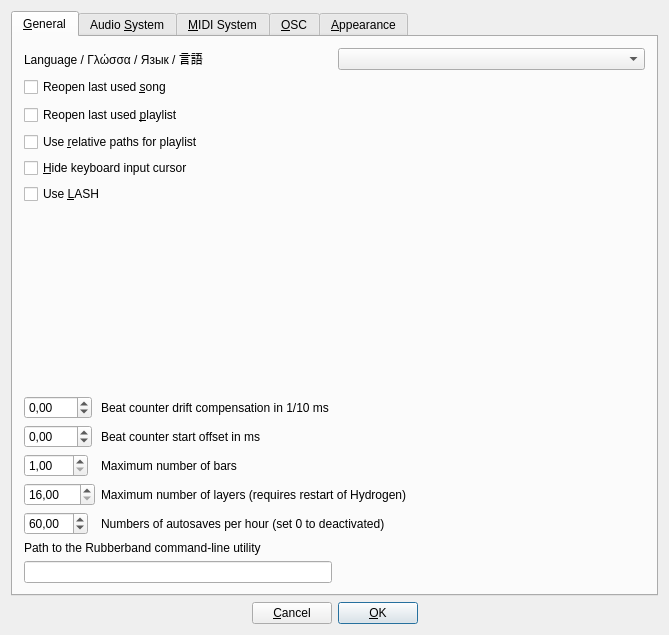
First picture: the form in src/gui/src/PreferencesDialog/PreferencesDialog_UI.ui, repository hydrogen-music/hydrogen, before the edit.
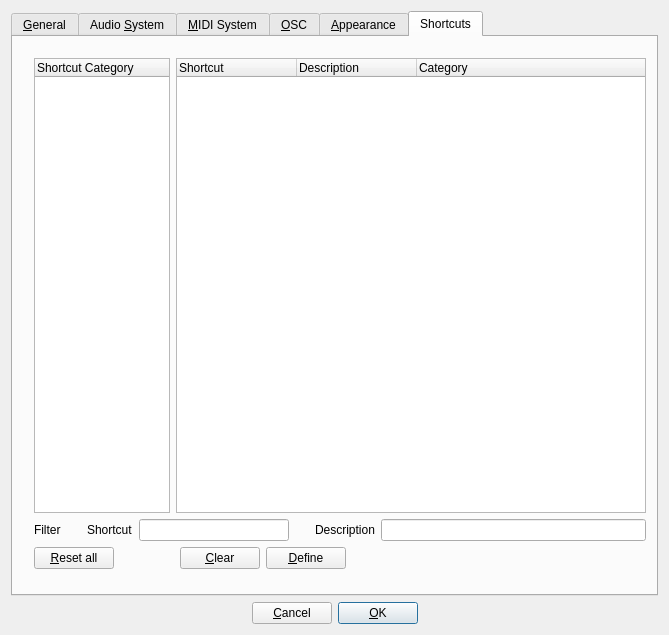
Second picture: the form after the edit. The open tabs and pages were chosen to show the change. Custom widgets are drawn as their Qt base class.

Commit message:
add Shortcut tab in PreferencesDialog
inspiration and larger parts of code borrowed from the  great muse project https://github.com/muse-sequencer/muse/ (also licensed as GPLv2+).

Patch:
```diff
--- a/src/gui/src/PreferencesDialog/PreferencesDialog_UI.ui
+++ b/src/gui/src/PreferencesDialog/PreferencesDialog_UI.ui
@@ -124,10 +124,10 @@
             <string>first step, adjust timing mismatch between controller/keyboard trigger latency and computed bpm</string>
            </property>
            <property name="minimum">
-            <number>-200</number>
+            <double>-200.000000000000000</double>
            </property>
            <property name="maximum">
-            <number>200</number>
+            <double>200.000000000000000</double>
            </property>
           </widget>
          </item>
@@ -144,10 +144,10 @@
             <string>second step, adjust offset between last controller/keyboard trigger and the deferred sequencer startup </string>
            </property>
            <property name="minimum">
-            <number>-500</number>
+            <double>-500.000000000000000</double>
            </property>
            <property name="maximum">
-            <number>500</number>
+            <double>500.000000000000000</double>
            </property>
           </widget>
          </item>
@@ -164,10 +164,10 @@
             <string>second step, adjust offset between last controller/keyboard trigger and the deferred sequencer startup </string>
            </property>
            <property name="minimum">
-            <number>1</number>
+            <double>1.000000000000000</double>
            </property>
            <property name="maximum">
-            <number>800</number>
+            <double>800.000000000000000</double>
            </property>
           </widget>
          </item>
@@ -177,10 +177,10 @@
             <string>Maximum number of instrument layers</string>
            </property>
            <property name="minimum">
-            <number>16</number>
+            <double>16.000000000000000</double>
            </property>
            <property name="maximum">
-            <number>8192</number>
+            <double>8192.000000000000000</double>
            </property>
           </widget>
          </item>
@@ -201,10 +201,10 @@
          <item row="4" column="0">
           <widget class="LCDSpinBox" name="autosaveSpinBox">
            <property name="maximum">
-            <number>360</number>
+            <double>360.000000000000000</double>
            </property>
            <property name="value">
-            <number>60</number>
+            <double>60.000000000000000</double>
            </property>
           </widget>
          </item>
@@ -1685,6 +1685,269 @@
        </layout>
       </widget>
      </widget>
+     <widget class="QWidget" name="shortcutsTab">
+      <attribute name="title">
+       <string>Shortcuts</string>
+      </attribute>
+      <widget class="QWidget" name="verticalLayoutWidget_4">
+       <property name="geometry">
+        <rect>
+         <x>10</x>
+         <y>10</y>
+         <width>631</width>
+         <height>541</height>
+        </rect>
+       </property>
+       <layout class="QVBoxLayout" name="verticalLayout_13">
+        <property name="rightMargin">
+         <number>8</number>
+        </property>
+        <item>
+         <layout class="QHBoxLayout" name="horizontalLayout_13">
+          <item>
+           <widget class="QTreeWidget" name="shortcutCategoryListView">
+            <property name="sizePolicy">
+             <sizepolicy hsizetype="Minimum" vsizetype="Expanding">
+              <horstretch>0</horstretch>
+              <verstretch>0</verstretch>
+             </sizepolicy>
+            </property>
+            <property name="minimumSize">
+             <size>
+              <width>80</width>
+              <height>200</height>
+             </size>
+            </property>
+            <property name="rootIsDecorated">
+             <bool>false</bool>
+            </property>
+            <property name="itemsExpandable">
+             <bool>false</bool>
+            </property>
+            <column>
+             <property name="text">
+              <string>Shortcut Category</string>
+             </property>
+            </column>
+           </widget>
+          </item>
+          <item>
+           <widget class="QTreeWidget" name="shortcutListView">
+            <property name="sizePolicy">
+             <sizepolicy hsizetype="Expanding" vsizetype="Expanding">
+              <horstretch>0</horstretch>
+              <verstretch>0</verstretch>
+             </sizepolicy>
+            </property>
+            <property name="minimumSize">
+             <size>
+              <width>470</width>
+              <height>230</height>
+             </size>
+            </property>
+            <property name="focusPolicy">
+             <enum>Qt::StrongFocus</enum>
+            </property>
+            <property name="textElideMode">
+             <enum>Qt::ElideRight</enum>
+            </property>
+            <property name="rootIsDecorated">
+             <bool>false</bool>
+            </property>
+            <attribute name="headerCascadingSectionResizes">
+             <bool>false</bool>
+            </attribute>
+            <attribute name="headerMinimumSectionSize">
+             <number>120</number>
+            </attribute>
+            <attribute name="headerDefaultSectionSize">
+             <number>120</number>
+            </attribute>
+            <attribute name="headerShowSortIndicator" stdset="0">
+             <bool>false</bool>
+            </attribute>
+            <attribute name="headerStretchLastSection">
+             <bool>true</bool>
+            </attribute>
+            <column>
+             <property name="text">
+              <string>Shortcut</string>
+             </property>
+            </column>
+            <column>
+             <property name="text">
+              <string>Description</string>
+             </property>
+            </column>
+            <column>
+             <property name="text">
+              <string>Category</string>
+             </property>
+            </column>
+           </widget>
+          </item>
+         </layout>
+        </item>
+        <item>
+         <layout class="QHBoxLayout" name="horizontalLayout_3">
+          <item>
+           <widget class="QLabel" name="label_2">
+            <property name="text">
+             <string>Filter</string>
+            </property>
+           </widget>
+          </item>
+          <item>
+           <spacer name="horizontalSpacer_5">
+            <property name="orientation">
+             <enum>Qt::Horizontal</enum>
+            </property>
+            <property name="sizeType">
+             <enum>QSizePolicy::Fixed</enum>
+            </property>
+            <property name="sizeHint" stdset="0">
+             <size>
+              <width>20</width>
+              <height>20</height>
+             </size>
+            </property>
+           </spacer>
+          </item>
+          <item>
+           <widget class="QLabel" name="shortcutKeyFilterLabel">
+            <property name="text">
+             <string>Shortcut</string>
+            </property>
+           </widget>
+          </item>
+          <item>
+           <widget class="QLineEdit" name="shortcutKeyFilter">
+            <property name="sizePolicy">
+             <sizepolicy hsizetype="Fixed" vsizetype="Fixed">
+              <horstretch>0</horstretch>
+              <verstretch>0</verstretch>
+             </sizepolicy>
+            </property>
+            <property name="minimumSize">
+             <size>
+              <width>150</width>
+              <height>0</height>
+             </size>
+            </property>
+           </widget>
+          </item>
+          <item>
+           <spacer name="horizontalSpacer_4">
+            <property name="orientation">
+             <enum>Qt::Horizontal</enum>
+            </property>
+            <property name="sizeType">
+             <enum>QSizePolicy::Fixed</enum>
+            </property>
+            <property name="sizeHint" stdset="0">
+             <size>
+              <width>20</width>
+              <height>20</height>
+             </size>
+            </property>
+           </spacer>
+          </item>
+          <item>
+           <widget class="QLabel" name="shortcutDescriptionFilterLabel">
+            <property name="text">
+             <string>Description</string>
+            </property>
+           </widget>
+          </item>
+          <item>
+           <widget class="QLineEdit" name="shortcutDescriptionFilter"/>
+          </item>
+         </layout>
+        </item>
+        <item>
+         <layout class="QHBoxLayout" name="hLayout">
+          <property name="leftMargin">
+           <number>0</number>
+          </property>
+          <property name="bottomMargin">
+           <number>8</number>
+          </property>
+          <item>
+           <widget class="QPushButton" name="resetShortcutButton">
+            <property name="toolTip">
+             <string/>
+            </property>
+            <property name="text">
+             <string>&amp;Reset all</string>
+            </property>
+           </widget>
+          </item>
+          <item>
+           <spacer name="horizontalSpacer_6">
+            <property name="orientation">
+             <enum>Qt::Horizontal</enum>
+            </property>
+            <property name="sizeType">
+             <enum>QSizePolicy::Fixed</enum>
+            </property>
+            <property name="sizeHint" stdset="0">
+             <size>
+              <width>60</width>
+              <height>20</height>
+             </size>
+            </property>
+           </spacer>
+          </item>
+          <item>
+           <widget class="QPushButton" name="clearShortcutButton">
+            <property name="enabled">
+             <bool>true</bool>
+            </property>
+            <property name="text">
+             <string>&amp;Clear</string>
+            </property>
+            <property name="shortcut">
+             <string>Alt+C</string>
+            </property>
+           </widget>
+          </item>
+          <item>
+           <widget class="QPushButton" name="defineShortcutButton">
+            <property name="enabled">
+             <bool>true</bool>
+            </property>
+            <property name="text">
+             <string>&amp;Define</string>
+            </property>
+            <property name="shortcut">
+             <string>Alt+D</string>
+            </property>
+            <property name="default">
+             <bool>true</bool>
+            </property>
+           </widget>
+          </item>
+          <item>
+           <spacer name="spacer2">
+            <property name="orientation">
+             <enum>Qt::Horizontal</enum>
+            </property>
+            <property name="sizeType">
+             <enum>QSizePolicy::Expanding</enum>
+            </property>
+            <property name="sizeHint" stdset="0">
+             <size>
+              <width>30</width>
+              <height>21</height>
+             </size>
+            </property>
+           </spacer>
+          </item>
+         </layout>
+        </item>
+       </layout>
+      </widget>
+     </widget>
     </widget>
    </item>
    <item>
@@ -1782,16 +2045,6 @@
    <extends>QTableWidget</extends>
    <header location="global">../src/Widgets/MidiTable.h</header>
   </customwidget>
-  <customwidget>
-   <class>DeviceComboBox</class>
-   <extends>LCDCombo</extends>
-   <header location="global">../src/PreferencesDialog/PreferencesDialog.h</header>
-  </customwidget>
-  <customwidget>
-   <class>HostAPIComboBox</class>
-   <extends>LCDCombo</extends>
-   <header location="global">../src/PreferencesDialog/PreferencesDialog.h</header>
-  </customwidget>
   <customwidget>
    <class>ColorSelectionButton</class>
    <extends>QWidget</extends>
@@ -1810,6 +2063,18 @@
    <header location="global">../src/Widgets/LCDSpinBox.h</header>
    <container>1</container>
   </customwidget>
+  <customwidget>
+   <class>DeviceComboBox</class>
+   <extends>LCDCombo</extends>
+   <header location="global">../src/PreferencesDialog/PreferencesDialog.h</header>
+   <container>1</container>
+  </customwidget>
+  <customwidget>
+   <class>HostAPIComboBox</class>
+   <extends>LCDCombo</extends>
+   <header location="global">../src/PreferencesDialog/PreferencesDialog.h</header>
+   <container>1</container>
+  </customwidget>
  </customwidgets>
  <resources/>
  <connections/>
```
Left out of the diff: 45 changed lines with no effect on the pictures. The commit also changes 6 other files.
